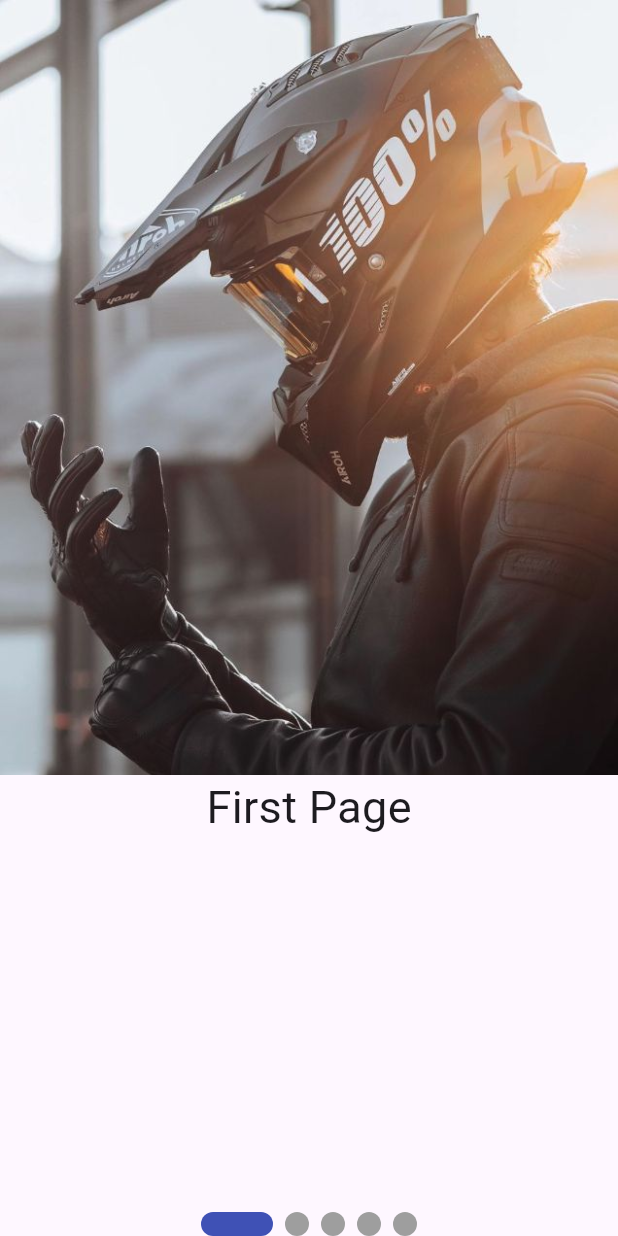
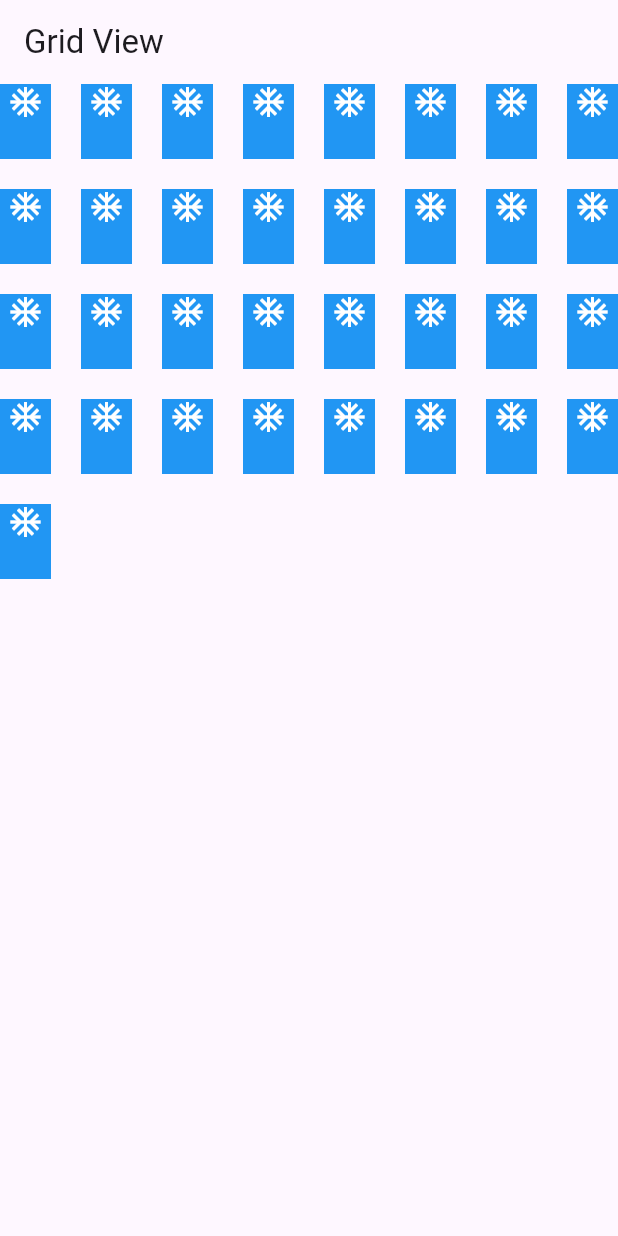
Before and after one commit to AbRehman536/Flutter_sec_11, a Flutter app: the screen it shows after launch, on a phone screen of 412 x 824 dp. Run offline on Flutter 3.47's test engine with Material 3 defaults, Android fonts, the light colour scheme and no system bars; drawn by our look-alikes of smooth_page_indicator.

Commit message:
Grid view done

```diff
--- /dev/null
+++ b/lib/grid_view.dart
@@ -0,0 +1,31 @@
+import 'package:flutter/material.dart';
+
+class GridViewDemo extends StatelessWidget {
+  const GridViewDemo({super.key});
+
+  @override
+  Widget build(BuildContext context) {
+    return Scaffold(
+      appBar: AppBar(
+        title: Text("Grid View"),
+      ),
+      body: GridView.builder(
+          gridDelegate: SliverGridDelegateWithFixedCrossAxisCount(
+              crossAxisCount: 8,
+            mainAxisSpacing: 20,
+            crossAxisSpacing: 20,
+            mainAxisExtent: 50,
+
+          ),
+          itemCount: 33,
+          itemBuilder: (context, child){
+            return Container(
+              color: Colors.blue,
+              child: Column(children: [
+                Icon(Icons.ac_unit,color: Colors.white,),
+              ],),
+            );
+          }),
+    );
+  }
+}
--- a/lib/main.dart
+++ b/lib/main.dart
@@ -1,4 +1,5 @@
 import 'package:flutter/material.dart';
+import 'package:flutter_sec_11/grid_view.dart';
 import 'package:flutter_sec_11/page_view_demo.dart';
 
 void main() {
@@ -32,7 +33,7 @@ class MyApp extends StatelessWidget {
         colorScheme: ColorScheme.fromSeed(seedColor: Colors.deepPurple),
         useMaterial3: true,
       ),
-      home: PageViewDemo(),
+      home: GridViewDemo(),
     );
   }
 }
```
